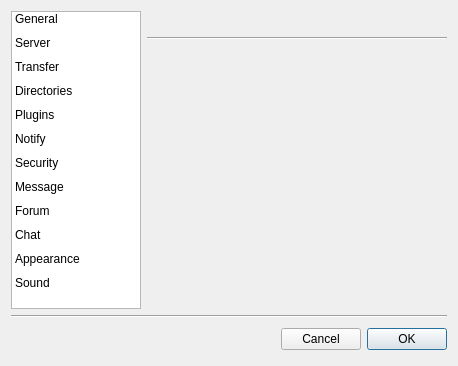
Above: retroshare-gui/src/gui/settings/settings.ui from RetroShare/RetroShare before the change. Below: the same form after it.
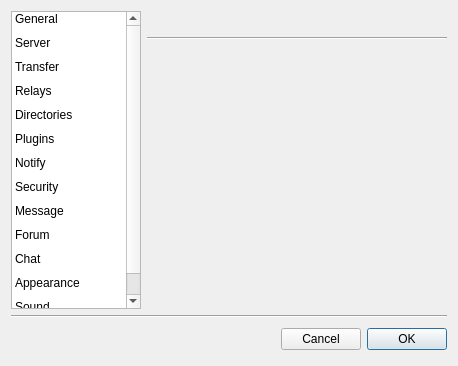
That is the form after the change. Icons and pictures are not drawn.

Commit message: Added Relay Configuration Panel.  - Handles rsDht Relay settings.

What changed in the file:
```diff
--- a/retroshare-gui/src/gui/settings/settings.ui
+++ b/retroshare-gui/src/gui/settings/settings.ui
@@ -107,6 +107,15 @@
         <normaloff>:/images/ktorrent32.png</normaloff>:/images/ktorrent32.png</iconset>
       </property>
      </item>
+     <item>
+      <property name="text">
+       <string>Relays</string>
+      </property>
+      <property name="icon">
+       <iconset resource="../images.qrc">
+        <normaloff>:/images/server_24x24.png</normaloff>:/images/server_24x24.png</iconset>
+      </property>
+     </item>
      <item>
       <property name="text">
        <string>Directories</string>
```
The commit also changes 7 other files.
